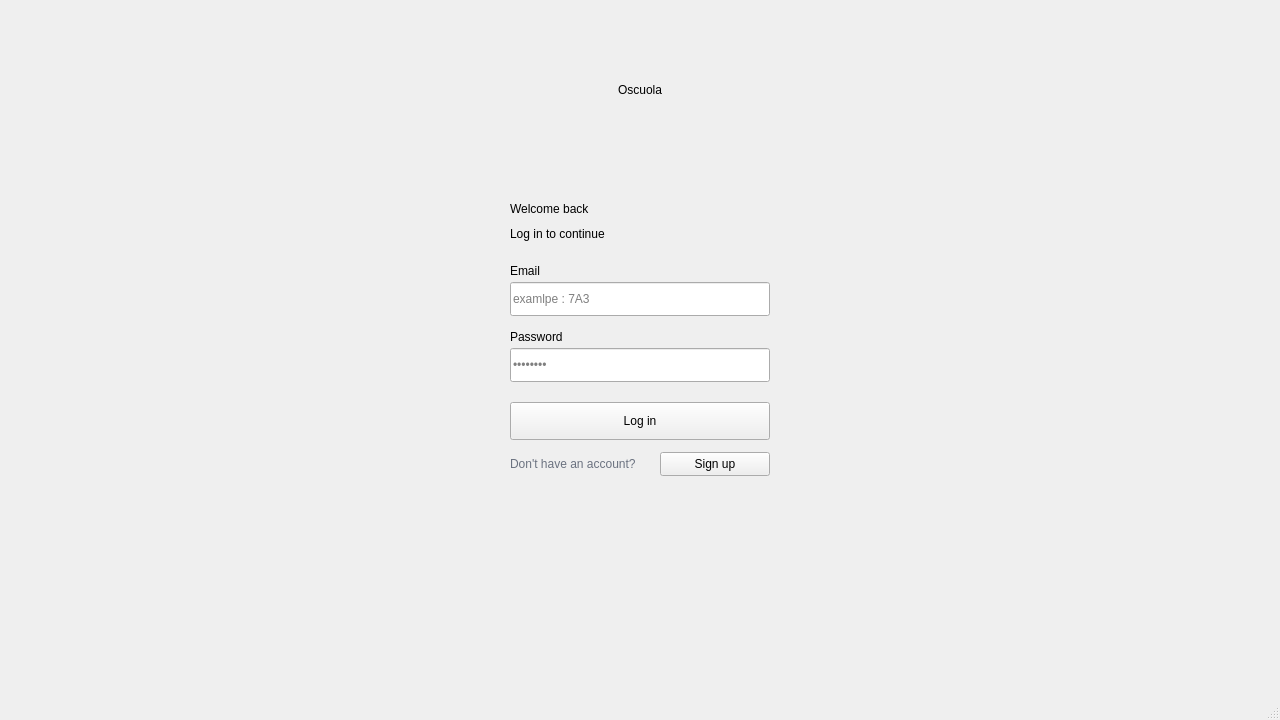
Above: Oscuola/mainwindow.ui from mohamed-adhd/Oscuola before the change. Below: the same form after it.
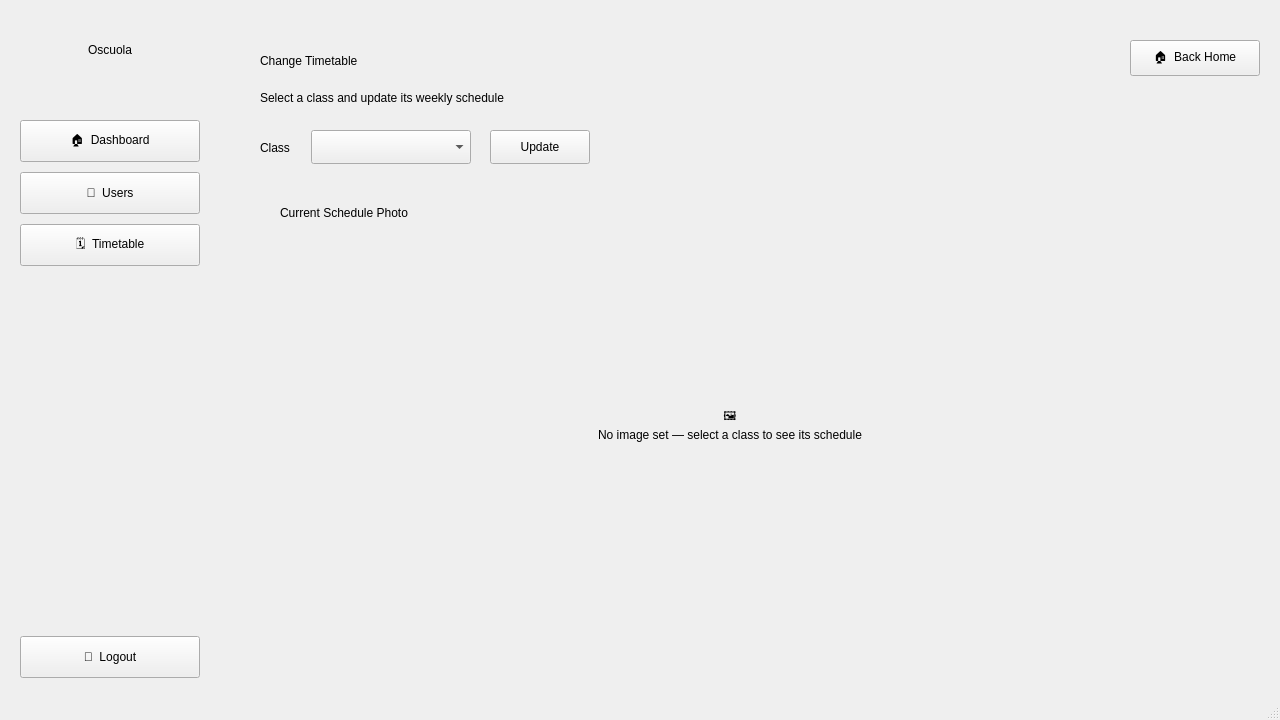
That is the form after the change. The open tabs and pages were chosen to show the change.

Commit message: admin pages added

What changed in the file:
```diff
--- a/Oscuola/mainwindow.ui
+++ b/Oscuola/mainwindow.ui
@@ -3856,6 +3856,8 @@
       </property>
      </widget>
     </widget>
+<widget class="QWidget" name="main_menu_admin"><widget class="QFrame" name="sidebar_admin_1"><property name="geometry"><rect><x>0</x><y>0</y><width>220</width><height>698</height></rect></property><widget class="QLabel" name="sidebar_title_admin_1"><property name="geometry"><rect><x>0</x><y>30</y><width>220</width><height>40</height></rect></property><property name="text"><string>Oscuola</string></property><property name="alignment"><set>Qt::AlignmentFlag::AlignCenter</set></property></widget><widget class="QPushButton" name="dashboard_but_admin_1"><property name="geometry"><rect><x>20</x><y>120</y><width>180</width><height>42</height></rect></property><property name="cursor"><cursorShape>PointingHandCursor</cursorShape></property><property name="text"><string>🏠  Dashboard</string></property></widget><widget class="QPushButton" name="users_button_admin_1"><property name="geometry"><rect><x>20</x><y>172</y><width>180</width><height>42</height></rect></property><property name="cursor"><cursorShape>PointingHandCursor</cursorShape></property><property name="text"><string>👥  Users</string></property></widget><widget class="QPushButton" name="timetable_but_admin_1"><property name="geometry"><rect><x>20</x><y>224</y><width>180</width><height>42</height></rect></property><property name="cursor"><cursorShape>PointingHandCursor</cursorShape></property><property name="text"><string>🗓️  Timetable</string></property></widget><widget class="QPushButton" name="logout_but_admin_1"><property name="geometry"><rect><x>20</x><y>636</y><width>180</width><height>42</height></rect></property><property name="cursor"><cursorShape>PointingHandCursor</cursorShape></property><property name="text"><string>🚪  Logout</string></property></widget></widget><widget class="QLabel" name="admin_dash_title"><property name="geometry"><rect><x>260</x><y>36</y><width>500</width><height>50</height></rect></property><property name="text"><string>Admin Dashboard</string></property></widget><widget class="QLabel" name="admin_dash_subtitle"><property name="geometry"><rect><x>260</x><y>86</y><width>600</width><height>24</height></rect></property><property name="text"><string>Here's an overview of the school</string></property></widget><widget class="QLabel" name="admin_pfp"><property name="geometry"><rect><x>1070</x><y>20</y><width>101</width><height>91</height></rect></property><property name="text"><string></string></property></widget><widget class="QLabel" name="admin_name_label"><property name="geometry"><rect><x>770</x><y>50</y><width>210</width><height>30</height></rect></property><property name="text"><string></string></property><property name="alignment"><set>Qt::AlignmentFlag::AlignRight|Qt::AlignmentFlag::AlignTrailing|Qt::AlignmentFlag::AlignVCenter</set></property></widget><widget class="QFrame" name="dash_card_total_users"><property name="geometry"><rect><x>260</x><y>130</y><width>300</width><height>130</height></rect></property><widget class="QLabel" name="dash_value_total_users"><property name="geometry"><rect><x>20</x><y>16</y><width>260</width><height>50</height></rect></property><property name="text"><string>0</string></property></widget><widget class="QLabel" name="dash_label_total_users"><property name="geometry"><rect><x>20</x><y>68</y><width>260</width><height>20</height></rect></property><property name="text"><string>Total Users</string></property></widget><widget class="QLabel" name="dash_sub_total_users"><property name="geometry"><rect><x>20</x><y>92</y><width>260</width><height>18</height></rect></property><property name="text"><string>Registered accounts</string></property></widget></widget><widget class="QFrame" name="dash_card_students"><property name="geometry"><rect><x>580</x><y>130</y><width>300</width><height>130</height></rect></property><widget class="QLabel" name="dash_value_students"><property name="geometry"><rect><x>20</x><y>16</y><width>260</width><height>50</height></rect></property><property name="text"><string>0</string></property></widget><widget class="QLabel" name="dash_label_students"><property name="geometry"><rect><x>20</x><y>68</y><width>260</width><height>20</height></rect></property><property name="text"><string>Students</string></property></widget><widget class="QLabel" name="dash_sub_students"><property name="geometry"><rect><x>20</x><y>92</y><width>260</width><height>18</height></rect></property><property name="text"><string>Student accounts</string></property></widget></widget><widget class="QFrame" name="dash_card_teachers"><property name="geometry"><rect><x>900</x><y>130</y><width>300</width><height>130</height></rect></property><widget class="QLabel" name="dash_value_teachers"><property name="geometry"><rect><x>20</x><y>16</y><width>260</width><height>50</height></rect></property><property name="text"><string>0</string></property></widget><widget class="QLabel" name="dash_label_teachers"><property name="geometry"><rect><x>20</x><y>68</y><width>260</width><height>20</height></rect></property><property name="text"><string>Teachers</string></property></widget><widget class="QLabel" name="dash_sub_teachers"><property name="geometry"><rect><x>20</x><y>92</y><width>260</width><height>18</height></rect></property><property name="text"><string>Teacher accounts</string></property></widget></widget><widget class="QFrame" name="panel_users_per_class"><property name="geometry"><rect><x>260</x><y>280</y><width>460</width><height>340</height></rect></property><widget class="QLabel" name="panel_title_users_per_class"><property name="geometry"><rect><x>20</x><y>16</y><width>300</width><height>26</height></rect></property><property name="text"><string>Students per Class</string></property></widget><widget class="QListWidget" name="admin_users_per_class_list"><property name="geometry"><rect><x>16</x><y>50</y><width>428</width><height>274</height></rect></property><property name="frameShape"><enum>QFrame::Shape::NoFrame</enum></property></widget></widget><widget class="QFrame" name="panel_recent_users"><property name="geometry"><rect><x>740</x><y>280</y><width>460</width><height>340</height></rect></property><widget class="QLabel" name="panel_title_recent_users"><property name="geometry"><rect><x>20</x><y>16</y><width>300</width><height>26</height></rect></property><property name="text"><string>Recently Registered</string></property></widget><widget class="QListWidget" name="admin_recent_users_list"><property name="geometry"><rect><x>16</x><y>50</y><width>428</width><height>274</height></rect></property><property name="frameShape"><enum>QFrame::Shape::NoFrame</enum></property></widget></widget></widget><widget class="QWidget" name="users_admin"><widget class="QFrame" name="sidebar_admin_2"><property name="geometry"><rect><x>0</x><y>0</y><width>220</width><height>698</height></rect></property><widget class="QLabel" name="sidebar_title_admin_2"><property name="geometry"><rect><x>0</x><y>30</y><width>220</width><height>40</height></rect></property><property name="text"><string>Oscuola</string></property><property name="alignment"><set>Qt::AlignmentFlag::AlignCenter</set></property></widget><widget class="QPushButton" name="dashboard_but_admin_2"><property name="geometry"><rect><x>20</x><y>120</y><width>180</width><height>42</height></rect></property><property name="cursor"><cursorShape>PointingHandCursor</cursorShape></property><property name="text"><string>🏠  Dashboard</string></property></widget><widget class="QPushButton" name="users_button_admin_2"><property name="geometry"><rect><x>20</x><y>172</y><width>180</width><height>42</height></rect></property><property name="cursor"><cursorShape>PointingHandCursor</cursorShape></property><property name="text"><string>👥  Users</string></property></widget><widget class="QPushButton" name="timetable_but_admin_2"><property name="geometry"><rect><x>20</x><y>224</y><width>180</width><height>42</height></rect></property><property name="cursor"><cursorShape>PointingHandCursor</cursorShape></property><property name="text"><string>🗓️  Timetable</string></property></widget><widget class="QPushButton" name="logout_but_admin_2"><property name="geometry"><rect><x>20</x><y>636</y><width>180</width><height>42</height></rect></property><property name="cursor"><cursorShape>PointingHandCursor</cursorShape></property><property name="text"><string>🚪  Logout</string></property></widget></widget><widget class="QLabel" name="admin_users_title"><property name="geometry"><rect><x>260</x><y>36</y><width>500</width><height>50</height></rect></property><property name="text"><string>Users</string></property></widget><widget class="QLabel" name="admin_users_subtitle"><property name="geometry"><rect><x>260</x><y>86</y><width>600</width><height>24</height></rect></property><property name="text"><string>Manage every account on the platform</string></property></widget><widget class="QPushButton" name="back_home_btn_admin_2"><property name="geometry"><rect><x>1130</x><y>40</y><width>130</width><height>36</height></rect></property><property name="cursor"><cursorShape>PointingHandCursor</cursorShape></property><property name="text"><string>🏠  Back Home</string></property></widget><widget class="QFrame" name="panel_users_admin"><property name="geometry"><rect><x>260</x><y>130</y><width>940</width><height>500</height></rect></property><widget class="QLabel" name="panel_title_users_admin"><property name="geometry"><rect><x>20</x><y>16</y><width>300</width><height>26</height></rect></property><property name="text"><string>All Users</string></property></widget><widget class="QTableWidget" name="admin_users_table"><property name="geometry"><rect><x>16</x><y>50</y><width>908</width><height>424</height></rect></property><property name="frameShape"><enum>QFrame::Shape::NoFrame</enum></property><property name="editTriggers"><set>QAbstractItemView::EditTrigger::NoEditTriggers</set></property><property name="selectionMode"><enum>QAbstractItemView::SelectionMode::NoSelection</enum></property><property name="showGrid"><bool>false</bool></property><attribute name="horizontalHeaderDefaultSectionSize"><number>140</number></attribute><attribute name="horizontalHeaderStretchLastSection"><bool>false</bool></attribute><attribute name="verticalHeaderVisible"><bool>false</bool></attribute><attribute name="verticalHeaderDefaultSectionSize"><number>48</number></attribute><column><property name="text"><string>Name</string></property></column><column><property name="text"><string>Email</string></property></column><column><property name="text"><string>Class</string></property></column><column><property name="text"><string>Role</string></property></column><column><property name="text"><string></string></property></column><column><property name="text"><string></string></property></column></widget><widget class="QLabel" name="admin_users_res"><property name="geometry"><rect><x>16</x><y>474</y><width>700</width><height>24</height></rect></property><property name="text"><string></string></property></widget></widget></widget><widget class="QWidget" name="timetable_admin"><widget class="QFrame" name="sidebar_admin_3"><property name="geometry"><rect><x>0</x><y>0</y><width>220</width><height>698</height></rect></property><widget class="QLabel" name="sidebar_title_admin_3"><property name="geometry"><rect><x>0</x><y>30</y><width>220</width><height>40</height></rect></property><property name="text"><string>Oscuola</string></property><property name="alignment"><set>Qt::AlignmentFlag::AlignCenter</set></property></widget><widget class="QPushButton" name="dashboard_but_admin_3"><property name="geometry"><rect><x>20</x><y>120</y><width>180</width><height>42</height></rect></property><property name="cursor"><cursorShape>PointingHandCursor</cursorShape></property><property name="text"><string>🏠  Dashboard</string></property></widget><widget class="QPushButton" name="users_button_admin_3"><property name="geometry"><rect><x>20</x><y>172</y><width>180</width><height>42</height></rect></property><property name="cursor"><cursorShape>PointingHandCursor</cursorShape></property><property name="text"><string>👥  Users</string></property></widget><widget class="QPushButton" name="timetable_but_admin_3"><property name="geometry"><rect><x>20</x><y>224</y><width>180</width><height>42</height></rect></property><property name="cursor"><cursorShape>PointingHandCursor</cursorShape></property><property name="text"><string>🗓️  Timetable</string></property></widget><widget class="QPushButton" name="logout_but_admin_3"><property name="geometry"><rect><x>20</x><y>636</y><width>180</width><height>42</height></rect></property><property name="cursor"><cursorShape>PointingHandCursor</cursorShape></property><property name="text"><string>🚪  Logout</string></property></widget></widget><widget class="QLabel" name="admin_timetable_title"><property name="geometry"><rect><x>260</x><y>36</y><width>500</width><height>50</height></rect></property><property name="text"><string>Change Timetable</string></property></widget><widget class="QLabel" name="admin_timetable_subtitle"><property name="geometry"><rect><x>260</x><y>86</y><width>600</width><height>24</height></rect></property><property name="text"><string>Select a class and update its weekly schedule</string></property></widget><widget class="QPushButton" name="back_home_btn_admin_3"><property name="geometry"><rect><x>1130</x><y>40</y><width>130</width><height>36</height></rect></property><property name="cursor"><cursorShape>PointingHandCursor</cursorShape></property><property name="text"><string>🏠  Back Home</string></property></widget><widget class="QLabel" name="class_select_label_admin_timetable"><property name="geometry"><rect><x>260</x><y>136</y><width>50</width><height>24</height></rect></property><property name="text"><string>Class</string></property></widget><widget class="QComboBox" name="admin_timetable_class_combo"><property name="geometry"><rect><x>311</x><y>130</y><width>160</width><height>34</height></rect></property><property name="cursor"><cursorShape>PointingHandCursor</cursorShape></property></widget><widget class="QPushButton" name="admin_timetable_update_btn"><property name="geometry"><rect><x>490</x><y>130</y><width>100</width><height>34</height></rect></property><property name="cursor"><cursorShape>PointingHandCursor</cursorShape></property><property name="text"><string>Update</string></property></widget><widget class="QLabel" name="admin_timetable_res"><property name="geometry"><rect><x>610</x><y>130</y><width>590</width><height>34</height></rect></property><property name="text"><string></string></property></widget><widget class="QFrame" name="panel_timetable_picture_admin"><property name="geometry"><rect><x>260</x><y>184</y><width>940</width><height>446</height></rect></property><widget class="QLabel" name="panel_title_timetable_picture_admin"><property name="geometry"><rect><x>20</x><y>16</y><width>300</width><height>26</height></rect></property><property name="text"><string>Current Schedule Photo</string></property></widget><widget class="QLabel" name="timetable_picture_label_admin"><property name="geometry"><rect><x>16</x><y>50</y><width>908</width><height>380</height></rect></property><property name="text"><string>🖼️
+No image set — select a class to see its schedule</string></property><property name="alignment"><set>Qt::AlignmentFlag::AlignCenter</set></property><property name="wordWrap"><bool>true</bool></property></widget></widget></widget>
    </widget>
   </widget>
   <widget class="QMenuBar" name="menubar">
```
Left out of the diff: 248 changed lines with no effect on the pictures.
